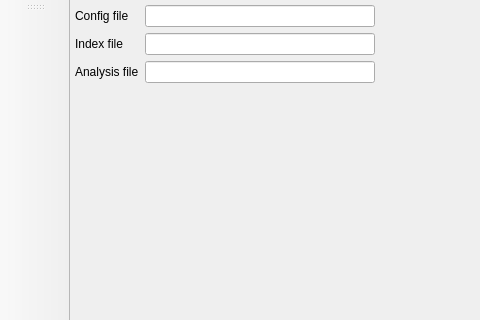
The window that views/ui/mw.ui (Clinical-Genomics-Umea/SampleSheetCreator) describes before a commit, drawn with Qt 5; both pictures show x 0 to 480 and y 0 to 320 of the 1319 by 610 pixel window.
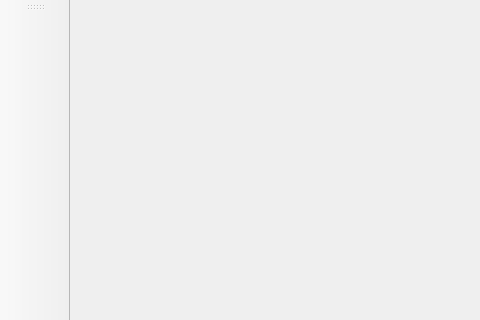
The same window after the commit. The open tabs and pages were chosen to show the change.

What changed in the file:
```diff
--- a/views/ui/mw.ui
+++ b/views/ui/mw.ui
@@ -88,66 +88,6 @@
         <property name="bottomMargin">
          <number>0</number>
         </property>
-        <item>
-         <widget class="QFrame" name="frame_6">
-          <layout class="QFormLayout" name="formLayout_3">
-           <property name="leftMargin">
-            <number>0</number>
-           </property>
-           <property name="topMargin">
-            <number>0</number>
-           </property>
-           <property name="rightMargin">
-            <number>0</number>
-           </property>
-           <property name="bottomMargin">
-            <number>0</number>
-           </property>
-           <item row="0" column="0">
-            <widget class="QLabel" name="label_6">
-             <property name="text">
-              <string>Config file</string>
-             </property>
-            </widget>
-           </item>
-           <item row="0" column="1">
-            <widget class="QLineEdit" name="lineEdit_config_file">
-             <property name="readOnly">
-              <bool>true</bool>
-             </property>
-            </widget>
-           </item>
-           <item row="1" column="0">
-            <widget class="QLabel" name="label_4">
-             <property name="text">
-              <string>Index file</string>
-             </property>
-            </widget>
-           </item>
-           <item row="1" column="1">
-            <widget class="QLineEdit" name="lineEdit_index_file">
-             <property name="readOnly">
-              <bool>true</bool>
-             </property>
-            </widget>
-           </item>
-           <item row="2" column="0">
-            <widget class="QLabel" name="label_7">
-             <property name="text">
-              <string>Analysis file</string>
-             </property>
-            </widget>
-           </item>
-           <item row="2" column="1">
-            <widget class="QLineEdit" name="lineEdit_analysis_file">
-             <property name="readOnly">
-              <bool>true</bool>
-             </property>
-            </widget>
-           </item>
-          </layout>
-         </widget>
-        </item>
        </layout>
       </widget>
       <widget class="QWidget" name="leftmenu_file">
```
Left out of the diff: 38 changed lines with no effect on the pictures.
